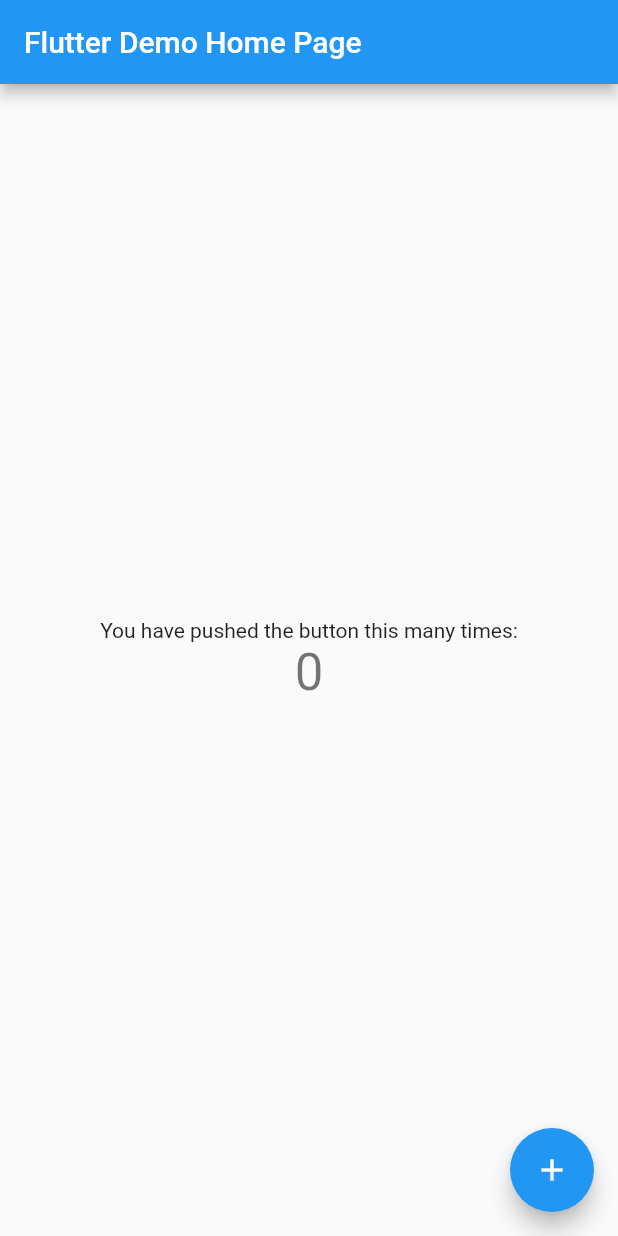
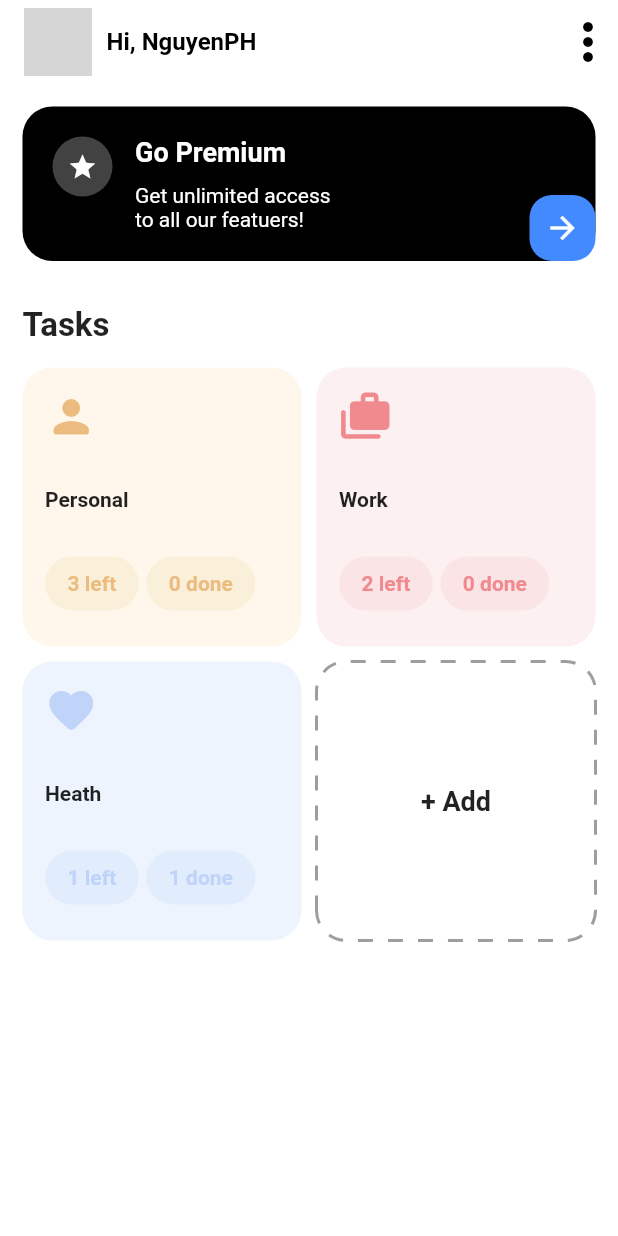
Before and after one commit to nphoa/flutter_app, a Flutter app: the screen it shows after launch, on a phone screen of 412 x 824 dp. Run offline on Flutter 3.47's test engine with Material 2 defaults, Android fonts, the phone set to English and light mode, and no system bars; drawn by our look-alikes of dotted_border; grey boxes are pictures that could not be loaded.

Commit message:
second commit

```diff
--- /dev/null
+++ b/lib/constants/colors.dart
@@ -0,0 +1,13 @@
+import 'package:flutter/material.dart';
+
+const Color kYellowLight = Color(0xFFFFF7EC);
+const Color kYellow = Color(0xFFFAF0DA);
+const Color kYellowDark = Color(0xFFEBBB7F);
+
+const Color kRedLight = Color(0xFFFCF0F0);
+const Color kRed = Color(0xFFFBE4E6);
+const Color kRedDark = Color(0xFFF08A8E);
+
+const Color kBlueLight = Color(0xFFEDF4FE);
+const Color kBlue = Color(0xFFE1EDFC);
+const Color kBlueDark = Color(0xFFC0D3F8);
--- a/lib/main.dart
+++ b/lib/main.dart
@@ -1,4 +1,5 @@
 import 'package:flutter/material.dart';
+import 'package:flutter_app/screens/home/home.dart';
 
 void main() {
   runApp(const MyApp());
@@ -10,106 +11,9 @@ class MyApp extends StatelessWidget {
   // This widget is the root of your application.
   @override
   Widget build(BuildContext context) {
-    return MaterialApp(
-      title: 'Flutter Demo',
-      theme: ThemeData(
-        // This is the theme of your application.
-        //
-        // Try running your application with "flutter run". You'll see the
-        // application has a blue toolbar. Then, without quitting the app, try
-        // changing the primarySwatch below to Colors.green and then invoke
-        // "hot reload" (press "r" in the console where you ran "flutter run",
-        // or simply save your changes to "hot reload" in a Flutter IDE).
-        // Notice that the counter didn't reset back to zero; the application
-        // is not restarted.
-        primarySwatch: Colors.blue,
-      ),
-      home: const MyHomePage(title: 'Flutter Demo Home Page'),
+    return const  MaterialApp(
+      title: 'Task App',
+      home:  HomePage(),
     );
   }
 }
-
-class MyHomePage extends StatefulWidget {
-  const MyHomePage({Key? key, required this.title}) : super(key: key);
-
-  // This widget is the home page of your application. It is stateful, meaning
-  // that it has a State object (defined below) that contains fields that affect
-  // how it looks.
-
-  // This class is the configuration for the state. It holds the values (in this
-  // case the title) provided by the parent (in this case the App widget) and
-  // used by the build method of the State. Fields in a Widget subclass are
-  // always marked "final".
-
-  final String title;
-
-  @override
-  State<MyHomePage> createState() => _MyHomePageState();
-}
-
-class _MyHomePageState extends State<MyHomePage> {
-  int _counter = 0;
-
-  void _incrementCounter() {
-    setState(() {
-      // This call to setState tells the Flutter framework that something has
-      // changed in this State, which causes it to rerun the build method below
-      // so that the display can reflect the updated values. If we changed
-      // _counter without calling setState(), then the build method would not be
-      // called again, and so nothing would appear to happen.
-      _counter++;
-    });
-  }
-
-  @override
-  Widget build(BuildContext context) {
-    // This method is rerun every time setState is called, for instance as done
-    // by the _incrementCounter method above.
-    //
-    // The Flutter framework has been optimized to make rerunning build methods
-    // fast, so that you can just rebuild anything that needs updating rather
-    // than having to individually change instances of widgets.
-    return Scaffold(
-      appBar: AppBar(
-        // Here we take the value from the MyHomePage object that was created by
-        // the App.build method, and use it to set our appbar title.
-        title: Text(widget.title),
-      ),
-      body: Center(
-        // Center is a layout widget. It takes a single child and positions it
-        // in the middle of the parent.
-        child: Column(
-          // Column is also a layout widget. It takes a list of children and
-          // arranges them vertically. By default, it sizes itself to fit its
-          // children horizontally, and tries to be as tall as its parent.
-          //
-          // Invoke "debug painting" (press "p" in the console, choose the
-          // "Toggle Debug Paint" action from the Flutter Inspector in Android
-          // Studio, or the "Toggle Debug Paint" command in Visual Studio Code)
-          // to see the wireframe for each widget.
-          //
-          // Column has various properties to control how it sizes itself and
-          // how it positions its children. Here we use mainAxisAlignment to
-          // center the children vertically; the main axis here is the vertical
-          // axis because Columns are vertical (the cross axis would be
-          // horizontal).
-          mainAxisAlignment: MainAxisAlignment.center,
-          children: <Widget>[
-            const Text(
-              'You have pushed the button this many times:',
-            ),
-            Text(
-              '$_counter',
-              style: Theme.of(context).textTheme.headline4,
-            ),
-          ],
-        ),
-      ),
-      floatingActionButton: FloatingActionButton(
-        onPressed: _incrementCounter,
-        tooltip: 'Increment',
-        child: const Icon(Icons.add),
-      ), // This trailing comma makes auto-formatting nicer for build methods.
-    );
-  }
-}
--- /dev/null
+++ b/lib/models/task.dart
@@ -0,0 +1,47 @@
+import 'package:flutter/material.dart';
+import 'package:flutter_app/constants/colors.dart';
+
+class Task {
+  IconData? iconData;
+  String? title;
+  Color? bgColor;
+  Color? iconColor;
+  Color? btnColor;
+  num? left;
+  num? done;
+  bool? isLast;
+  Task({this.iconData, this.title, this.bgColor, this.iconColor, this.btnColor, this.left, this.done, this.isLast});
+
+  static List<Task> generateTasks() {
+    return [
+      Task(iconData: Icons.person_rounded,
+          title: 'Personal',
+          bgColor: kYellowLight,
+          iconColor: kYellowDark,
+          btnColor: kYellow,
+          left: 3,
+          done: 0,
+          isLast: false
+      ),
+      Task(iconData: Icons.cases_rounded,
+          title: 'Work',
+          bgColor: kRedLight,
+          iconColor: kRedDark,
+          btnColor: kRed,
+          left: 2,
+          done: 0,
+          isLast: false
+      ),
+      Task(iconData: Icons.favorite_rounded,
+          title: 'Heath',
+          bgColor: kBlueLight,
+          iconColor: kBlueDark,
+          btnColor: kBlue,
+          left: 1,
+          done: 1,
+          isLast: false
+      ),
+      Task(isLast: true)
+    ];
+  }
+}
--- /dev/null
+++ b/lib/screens/home/home.dart
@@ -0,0 +1,61 @@
+import 'package:flutter/material.dart';
+import 'package:flutter_app/widgets/go_premium.dart';
+import 'package:flutter_app/widgets/tasks.dart';
+class HomePage extends StatelessWidget {
+  const HomePage({Key? key}) : super(key: key);
+
+  AppBar _buildAppBar() {
+    return  AppBar(
+      backgroundColor: Colors.white,
+      elevation: 0,
+      title: Row(
+        children: [
+          SizedBox(
+            height: 45,
+            width: 45,
+            child: ClipRRect(
+              borderRadius: BorderRadius.circular(10),
+              child: Image.asset('images/img_avatar.png'),
+            ),
+          ),
+          const SizedBox(width: 10,),
+          const Text(
+            'Hi, NguyenPH',
+            style: TextStyle(
+                color: Colors.black,
+                fontSize: 16,
+                fontWeight: FontWeight.bold
+            ),
+          ),
+        ],
+      ),
+      actions: const [
+        Icon(Icons.more_vert,
+          color: Colors.black,
+          size: 40,
+        )
+      ],
+    );
+  }
+  @override
+  Widget build(BuildContext context) {
+    return  Scaffold(
+      backgroundColor: Colors.white,
+      appBar: _buildAppBar(),
+      body: Column(
+        crossAxisAlignment: CrossAxisAlignment.start,
+        children:  [
+           const GoPremium(),
+           Container(
+            padding: const EdgeInsets.all(15),
+            child: const Text(
+              'Tasks',
+              style: TextStyle(fontSize: 22,fontWeight: FontWeight.bold),
+            ),
+          ),
+          Expanded(child: Tasks())
+        ],
+      ),
+    );
+  }
+}
--- /dev/null
+++ b/lib/widgets/go_premium.dart
@@ -0,0 +1,55 @@
+import 'package:flutter/material.dart';
+class GoPremium extends StatelessWidget {
+  const GoPremium({Key? key}) : super(key: key);
+
+  @override
+  Widget build(BuildContext context) {
+    return Container(
+      child: Stack(
+        children: [
+          Container(
+            margin: const EdgeInsets.all(15),
+            padding: const EdgeInsets.all(20),
+            decoration: BoxDecoration(
+              color: Colors.black,
+              borderRadius: BorderRadius.circular(20)
+            ),
+            child: Row(
+              crossAxisAlignment: CrossAxisAlignment.start,
+              children: [
+                Container(
+                  child: const Icon(Icons.star,color: Colors.white,size: 20,),
+                  decoration: BoxDecoration(
+                    color: Colors.grey[800],
+                      shape: BoxShape.circle
+                  ),
+                  padding: const EdgeInsets.all(10),
+                ),
+                const SizedBox(width: 15,),
+                Column(
+                  crossAxisAlignment: CrossAxisAlignment.start,
+                  children: const [
+                    Text('Go Premium',style: TextStyle(color: Colors.white,fontSize: 18,fontWeight: FontWeight.bold)),
+                    SizedBox(height: 10,),
+                    Text('Get unlimited access\nto all our featuers!',style: TextStyle(color: Colors.white),)
+                  ],
+                )
+              ],
+            ),
+          ),
+          Positioned(
+            bottom: 15, right: 15,
+            child: Container(
+              padding: const EdgeInsets.all(10),
+              decoration: BoxDecoration(
+                color: Colors.blueAccent,
+                borderRadius: BorderRadius.circular(15)
+              ),
+              child: const Icon(Icons.arrow_forward,color: Colors.white,),
+            )
+          )
+        ],
+      ),
+    );
+  }
+}
--- /dev/null
+++ b/lib/widgets/tasks.dart
@@ -0,0 +1,75 @@
+import 'package:flutter/material.dart';
+import 'package:dotted_border/dotted_border.dart';
+import '../models/task.dart';
+class Tasks extends StatelessWidget {
+   Tasks({Key? key}) : super(key: key);
+   final taskList = Task.generateTasks();
+  @override
+  Widget build(BuildContext context) {
+    return Container(
+      padding: const EdgeInsets.symmetric(horizontal: 15),
+      child: GridView.builder(
+          itemCount: taskList.length,
+          gridDelegate: const SliverGridDelegateWithFixedCrossAxisCount(
+            crossAxisCount: 2,
+            crossAxisSpacing: 10,
+            mainAxisSpacing: 10
+          ),
+          itemBuilder: (context, index){
+            if(taskList[index].isLast == true) {
+                return _buildAddTask();
+            }
+            return _buildTask(context, taskList[index]);
+          }),
+    );
+  }
+
+  Widget _buildAddTask() {
+    return DottedBorder(
+        borderType: BorderType.RRect,
+        radius: const Radius.circular(20),
+        dashPattern: const [10,10],
+        color: Colors.grey,
+        strokeWidth: 2,
+        child: const Center(
+          child: Text('+ Add',style: TextStyle(fontWeight: FontWeight.bold,fontSize: 18),),
+        )
+    );
+  }
+  Widget _buildTask(BuildContext context, Task task) {
+    return Container(
+      padding: const EdgeInsets.all(15),
+      decoration: BoxDecoration(
+        color: task.bgColor,
+        borderRadius: BorderRadius.circular(20)
+      ),
+      child: Column(
+        crossAxisAlignment: CrossAxisAlignment.start,
+        children: [
+          Icon(task.iconData,color: task.iconColor,size: 35,),
+          const SizedBox(height: 30,),
+          Text(task.title!,style: const TextStyle(fontWeight: FontWeight.bold),),
+          const SizedBox(height: 30,),
+          Row(
+            mainAxisAlignment: MainAxisAlignment.start,
+            children: [
+              _buildStatusTask(task.btnColor!, task.iconColor!, '${task.left} left'),
+              const SizedBox(width: 5,),
+              _buildStatusTask(task.btnColor!, task.iconColor!, '${task.done} done'),
+            ],
+          )
+        ],
+      ),
+    );
+  }
+   Widget _buildStatusTask(Color bgColor, Color txColor, String status) {
+      return Container(
+        padding: const EdgeInsets.symmetric(horizontal: 15,vertical: 10),
+        decoration: BoxDecoration(
+            color: bgColor,
+            borderRadius: BorderRadius.circular(20)
+        ),
+        child: Text(status,style:TextStyle(fontWeight: FontWeight.bold,color: txColor),),
+      );
+   }
+}
--- a/pubspec.yaml
+++ b/pubspec.yaml
@@ -27,6 +27,7 @@ environment:
 # the latest version available on pub.dev. To see which dependencies have newer
 # versions available, run `flutter pub outdated`.
 dependencies:
+  dotted_border: ^2.0.0+2
   flutter:
     sdk: flutter
 
@@ -58,9 +59,8 @@ flutter:
   uses-material-design: true
 
   # To add assets to your application, add an assets section, like this:
-  # assets:
-  #   - images/a_dot_burr.jpeg
-  #   - images/a_dot_ham.jpeg
+  assets:
+    - assets/images/img_avatar.png
 
   # An image asset can refer to one or more resolution-specific "variants", see
   # https://flutter.dev/assets-and-images/#resolution-aware.
```
Also changed, not shown: assets/images/img_avatar.png (added), pubspec.lock.
